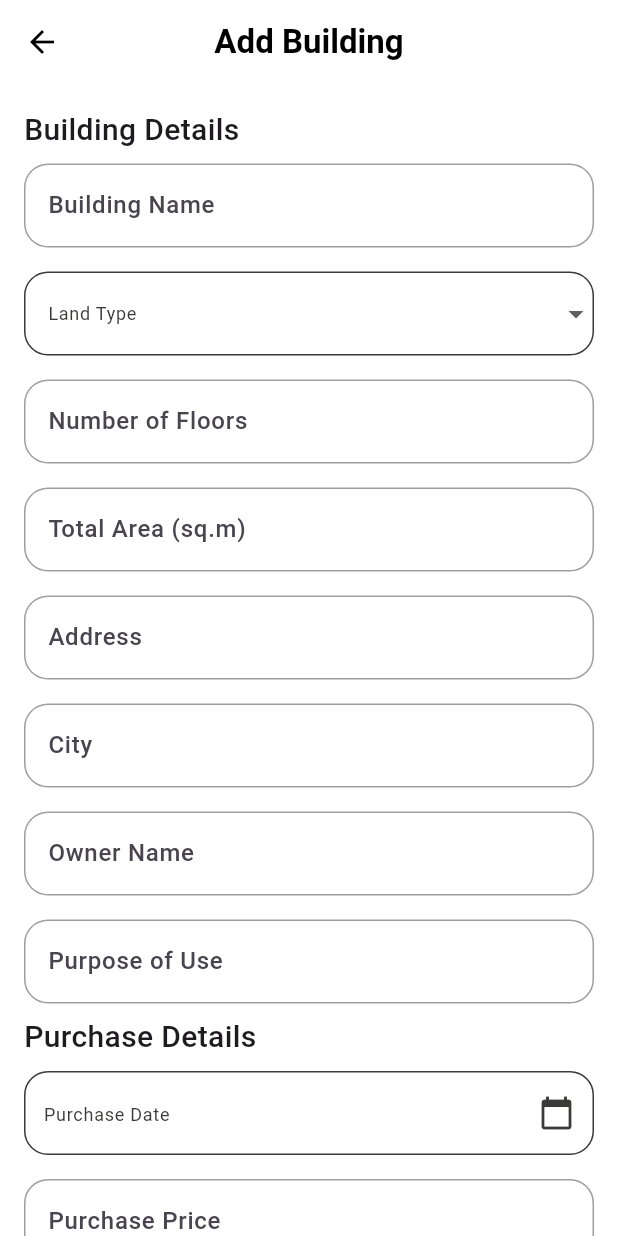
After one commit to wholesale-vsk/AMS_Mobile_App, a Flutter app: the AddBuildingScreen screen opened by its route, on a phone screen of 412 x 824 dp. The commit adds this screen. Run offline on Flutter 3.47's test engine with Material 3 defaults, Android fonts, the phone set to English and light mode, and no system bars; our stand-ins replace cached_network_image, connectivity_plus, dio, firebase_core, firebase_messaging, fl_chart and 9 more; missing offline and left inert: flutter_inappwebview, syncfusion_flutter_pdf; accounts and stored records are empty.

Commit message:
git commit ''buinding

```diff
--- a/lib/main.dart
+++ b/lib/main.dart
@@ -26,7 +26,6 @@ Future<void> main() async {
   Get.lazyPut(() => NetworkController(), fenix: true);
   Get.put(AppThemeManager());
   Get.put(AssetController());
-  Get.put(BuildingController()); // ✅ Register BuildingController
   Get.put(ImagePickerController()); // ✅ Register ImagePickerController
 
   runApp(const MainApp());
--- a/lib/routes/app_routes.dart
+++ b/lib/routes/app_routes.dart
@@ -2,7 +2,6 @@ import 'package:get/get.dart';
 import 'package:hexalyte_ams/screens/home_screen/app_settigns/app_settings.dart';
 import 'package:hexalyte_ams/screens/home_screen/assets_screens/add_asset_screen/add_asset_screen.dart';
 import 'package:hexalyte_ams/screens/home_screen/assets_screens/add_asset_screen/add_land/add_land_screen.dart';
-import 'package:hexalyte_ams/screens/home_screen/assets_screens/add_asset_screen/add_building/add_building_screen.dart';
 import 'package:hexalyte_ams/screens/home_screen/assets_screens/add_asset_screen/add_vehicle/add_vehicle_screen.dart';
 import 'package:hexalyte_ams/screens/home_screen/assets_screens/view_assets_screen/building_details_screen/building_details_screen.dart';
 import 'package:hexalyte_ams/screens/home_screen/assets_screens/view_assets_screen/land_details_screen/land_details_screen.dart';
@@ -25,7 +24,9 @@ import 'package:hexalyte_ams/screens/home_screen/users/add_user_screen/add_user_
 import 'package:hexalyte_ams/screens/home_screen/users/users_screen.dart';
 import 'package:hexalyte_ams/screens/login_screen/login_screen.dart';
 import 'package:hexalyte_ams/screens/loading_screen/loading_screen.dart';
-import 'package:hexalyte_ams/services/data/load_land.dart'; // ✅ FIXED INCORRECT IMPORT
+import 'package:hexalyte_ams/services/data/load_land.dart';
+
+import '../screens/home_screen/assets_screens/add_asset_screen/building_add/add_building_screen.dart'; // ✅ FIXED INCORRECT IMPORT
 
 class AppRoutes {
   // Route Names
--- /dev/null
+++ b/lib/screens/home_screen/assets_screens/add_asset_screen/building_add/add_building_screen.dart
@@ -0,0 +1,139 @@
+import 'package:flutter/material.dart';
+import 'package:get/get.dart';
+import 'package:image_picker/image_picker.dart';
+import 'dart:io';
+
+import '../../../../../controllers/Building_Controller/building_controller.dart';
+import '../../../../../utils/widgets/calander/calender_field.dart';
+import 'package:hexalyte_ams/utils/widgets/drop_down_field/custom_drop_down.dart';
+
+
+class AddBuildingScreen extends StatelessWidget {
+  final BuildingController buildingController = Get.put(BuildingController());
+
+  @override
+  Widget build(BuildContext context) {
+    return Scaffold(
+      backgroundColor: Colors.white,
+      appBar: AppBar(
+        backgroundColor: Colors.white,
+        elevation: 0,
+        leading: IconButton(
+          icon: const Icon(Icons.arrow_back, color: Colors.black),
+          onPressed: () => Get.back(),
+        ),
+        title: const Text(
+          'Add Building',
+          style: TextStyle(color: Colors.black, fontWeight: FontWeight.bold),
+        ),
+        centerTitle: true,
+      ),
+      body: SingleChildScrollView(
+        padding: const EdgeInsets.all(16.0),
+        child: Form(
+          key: buildingController.buildingFormKey,
+          child: Column(
+            crossAxisAlignment: CrossAxisAlignment.stretch,
+            children: [
+
+              const Text("Building Details", style: TextStyle(fontSize: 20, fontWeight: FontWeight.w500)),
+              _buildTextField('Building Name', buildingController.buildingNameController),
+
+              CustomDropdown(
+                label: 'Land Type',
+                options: const ['RESIDENTIAL', 'COMMERCIAL', 'INDUSTRIAL', 'AGRICULTURAL'],
+                controller: buildingController.buildingTypeController,
+                onChanged: (value) {
+                  buildingController.buildingTypeController.text = value!;
+                },
+                selectedItem: buildingController.buildingTypeController.text,
+              ),
+
+
+
+              _buildTextField('Number of Floors', buildingController.numberOfFloorsController, isNumeric: true),
+              _buildTextField('Total Area (sq.m)', buildingController.totalAreaController, isNumeric: true),
+              _buildTextField('Address', buildingController.buildingAddressController),
+              _buildTextField('City', buildingController.buildingCityController),
+              _buildTextField('Owner Name', buildingController.ownerNameController),
+              _buildTextField('Purpose of Use', buildingController.purposeOfUseController),
+
+              const Text("Purchase Details", style: TextStyle(fontSize: 20, fontWeight: FontWeight.w500)),
+              CalendarField(
+                controller: buildingController.purchaseDateController,
+                hintText: 'Purchase Date',
+                icon: Icons.calendar_today,
+              ),
+              _buildTextField('Purchase Price', buildingController.purchasePriceController, isNumeric: true),
+
+              const Text("Council Tax Details", style: TextStyle(fontSize: 20, fontWeight: FontWeight.w500)),
+
+              _buildTextField('Construction Cost', buildingController.councilTaxValueController, isNumeric: true),
+              CalendarField(
+                controller: buildingController.councilTaxDateController,
+                hintText: 'council Tax Date',
+                icon: Icons.calendar_today,
+              ),
+
+              const Text("lease Details", style: TextStyle(fontSize: 20, fontWeight: FontWeight.w500)),
+
+              _buildTextField('lease value', buildingController.leaseValueController, isNumeric: true),
+              CalendarField(
+                controller: buildingController.leaseDateController,
+                hintText: 'lease Date',
+                icon: Icons.calendar_today,
+              ),
+              const SizedBox(height: 20),
+              Obx(() => ElevatedButton(
+                onPressed: buildingController.isLoading.value
+                    ? null
+                    : () async {
+                  if (buildingController.buildingFormKey.currentState?.validate() ?? false) {
+                    await buildingController.addBuilding();
+                  } else {
+                    Get.snackbar("Validation Error", "Please fill all required fields.");
+                  }
+                },
+                style: ElevatedButton.styleFrom(
+                  padding: const EdgeInsets.symmetric(vertical: 15),
+                  shape: RoundedRectangleBorder(
+                    borderRadius: BorderRadius.circular(16),
+                  ),
+                ),
+                child: Text(buildingController.isLoading.value ? 'Saving...' : 'Save Building'),
+              )),
+            ],
+          ),
+        ),
+      ),
+    );
+  }
+
+  Widget _buildTextField(String label, TextEditingController controller, {bool isNumeric = false}) {
+    return Padding(
+      padding: const EdgeInsets.symmetric(vertical: 8.0),
+      child: TextFormField(
+        controller: controller,
+        keyboardType: isNumeric ? TextInputType.number : TextInputType.text,
+        cursorColor: Colors.blueAccent,
+        decoration: InputDecoration(
+          labelText: label,
+          labelStyle: const TextStyle(fontSize: 16, fontWeight: FontWeight.w500),
+          focusedBorder: OutlineInputBorder(
+            borderRadius: BorderRadius.circular(16),
+            borderSide: const BorderSide(color: Colors.blueAccent, width: 2),
+          ),
+          enabledBorder: OutlineInputBorder(
+            borderRadius: BorderRadius.circular(16),
+            borderSide: const BorderSide(color: Colors.grey),
+          ),
+        ),
+        validator: (value) {
+          if (value == null || value.isEmpty) return 'Please enter $label';
+          if (isNumeric && double.tryParse(value) == null) return '$label must be a valid number';
+          return null;
+        },
+      ),
+    );
+  }
+}
```
Also changed, not shown: lib/controllers/Building_Controller/building_controller.dart (added, +145 -0 lines), pubspec.lock.
